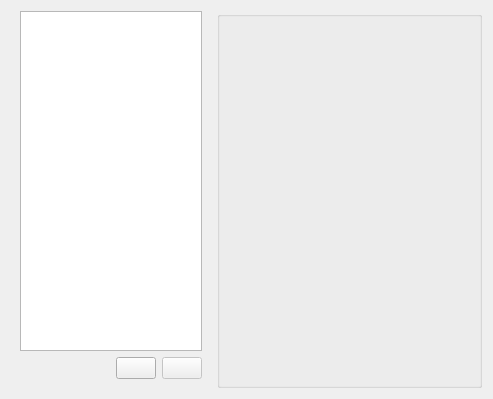
Before: the Qt Designer form src/kcm.ui in KDE/kaccounts-integration, drawn with Qt 5.
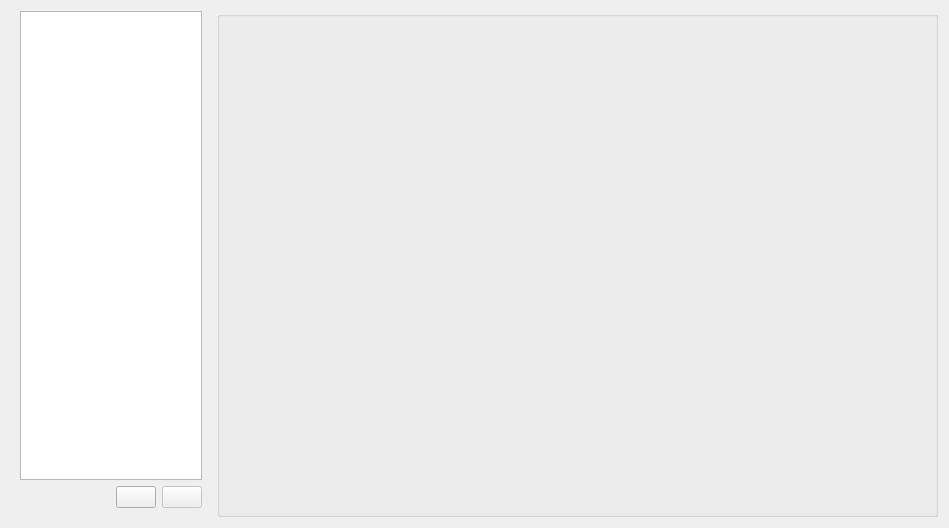
After: the same form once the commit is applied. Icons and pictures are not drawn.

Commit message:
Store the widget/title to show in a datarole and use a stacked widget
Store the title/widget that will be shown in accInfo in each QListWidget
and switch between them when the selected currentWidget changes.

The edit to the form file:
```diff
--- a/src/kcm.ui
+++ b/src/kcm.ui
@@ -6,8 +6,8 @@
    <rect>
     <x>0</x>
     <y>0</y>
-    <width>493</width>
-    <height>399</height>
+    <width>949</width>
+    <height>528</height>
    </rect>
   </property>
   <property name="sizePolicy">
```
Left out of the diff: 5 changed lines with no effect on the pictures. The commit also changes 5 other files.
